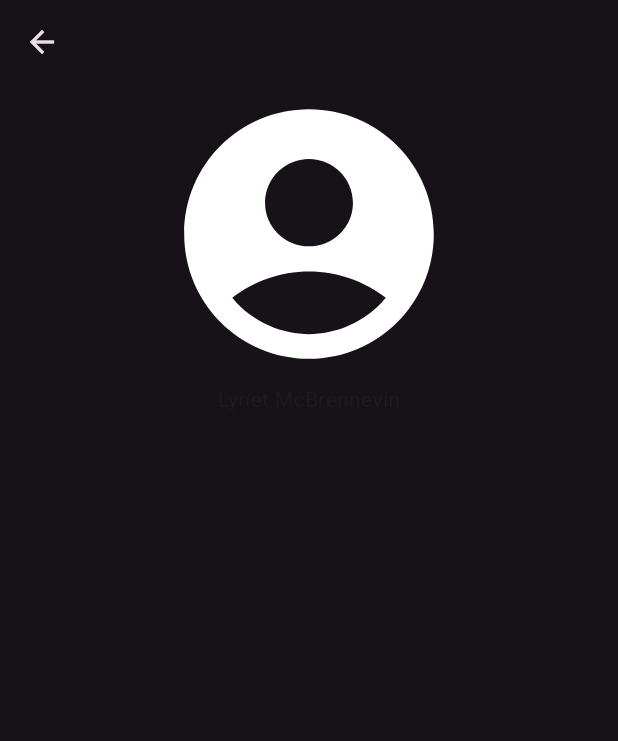
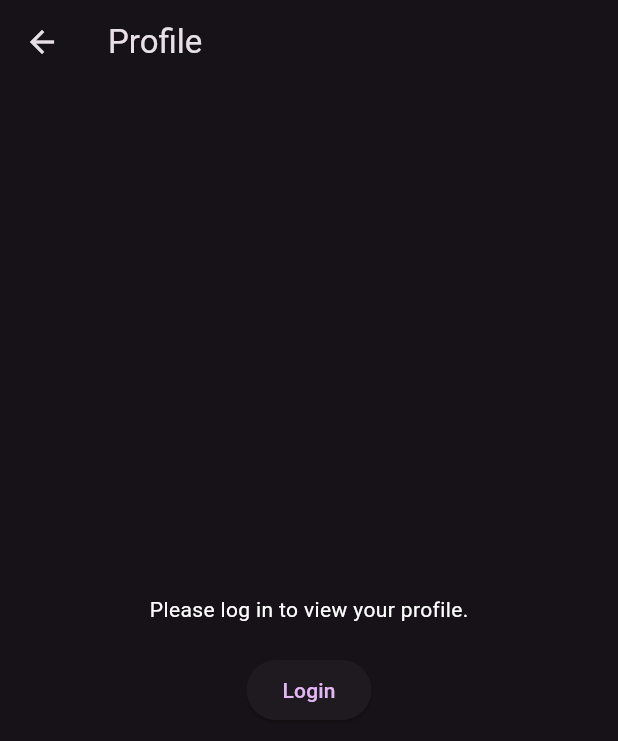
Before and after one commit to matsbak/idata2503-project-g04, a Flutter app: the ProfilePage screen opened directly, on a phone screen of 412 x 824 dp. Shown: the top 741 px of the screen. Run offline on Flutter 3.47's test engine with Material 3 defaults, Android fonts, the phone set to English and light mode, and no system bars; our stand-ins replace flutter_riverpod, google_fonts; network calls fail.

Commit message:
Changed the profilepage, added some loginform logic that needs to be worked on

```diff
--- /dev/null
+++ b/lib/providers/authentication_provider.dart
@@ -0,0 +1,17 @@
+import 'package:flutter_riverpod/flutter_riverpod.dart';
+
+class AuthenticationProvider extends StateNotifier<bool> {
+  AuthenticationProvider() : super(false);
+
+  void login() {
+    state = true;
+  }
+
+  void logout() {
+    state = false;
+  }
+}
+
+final authProvider = StateNotifierProvider<AuthenticationProvider, bool>((ref) {
+  return AuthenticationProvider();
+});
--- a/lib/screens/profilepage.dart
+++ b/lib/screens/profilepage.dart
@@ -1,23 +1,77 @@
 import 'package:flutter/material.dart';
+import 'package:flutter_riverpod/flutter_riverpod.dart';
+import 'package:project/forms/login_form.dart';
+import 'package:project/providers/authentication_provider.dart';
+import 'package:project/forms/login_form.dart';
 
-class ProfilePage extends StatelessWidget {
-  const ProfilePage({super.key});
+class ProfilePage extends ConsumerStatefulWidget {
+  @override
+  _ProfilePageState createState() => _ProfilePageState();
+}
+
+class _ProfilePageState extends ConsumerState<ProfilePage> {
+  bool _showLoginForm = false;
+
+  void _toggleLoginForm() {
+    setState(() {
+      _showLoginForm = !_showLoginForm;
+    });
+  }
 
   @override
   Widget build(BuildContext context) {
+    final isLoggedIn = ref.watch(authProvider);
+
     return Scaffold(
-      appBar: AppBar(),
-      body: const Center(
-        child: Column(
-          children: [
-            Icon(
-              Icons.account_circle,
-              size: 200,
-            ),
-            Text('Lynet McBrennevin')
-          ],
-        ),
+      appBar: AppBar(
+        title: Text('Profile'),
+      ),
+      body: Center(
+        child: isLoggedIn
+            ? _buildLoggedInContent(context, ref)
+            : _showLoginForm
+                ? LoginForm(onLoginSuccess: () {
+                    ref.read(authProvider.notifier).logout();
+                    _toggleLoginForm();
+                  })
+                : _buildLoggedOutContent(context, ref),
       ),
     );
   }
+
+  Widget _buildLoggedInContent(BuildContext context, WidgetRef ref) {
+    return Column(
+      mainAxisAlignment: MainAxisAlignment.center,
+      children: [
+        const Text(
+          'Welcome, User!',
+          style: TextStyle(color: Colors.white),
+        ),
+        const SizedBox(height: 20),
+        ElevatedButton(
+          onPressed: () {
+            ref.read(authProvider.notifier).logout();
+          },
+          child: Text('Logout'),
+        ),
+      ],
+    );
+  }
+
+  Widget _buildLoggedOutContent(BuildContext context, WidgetRef ref) {
+    return Column(
+      mainAxisAlignment: MainAxisAlignment.center,
+      children: [
+        const Text(
+          'Please log in to view your profile.',
+          style: TextStyle(color: Colors.white),
+        ),
+        const SizedBox(height: 20),
+        ElevatedButton(
+          onPressed: _toggleLoginForm,
+          child: const Text('Login'),
+        ),
+      ],
+    );
+  }
 }
--- a/lib/screens/tabs.dart
+++ b/lib/screens/tabs.dart
@@ -44,7 +44,7 @@ class _TabsScreenState extends State<TabsScreen> {
     } else if (_selectedPageIndex == 3) {
       activePage = const ListsScreen();
     } else if (_selectedPageIndex == 4) {
-      activePage = const ProfilePage(); // Profile page when selected
+      activePage = ProfilePage(); // Profile page when selected
     }
 
     return Scaffold(
```
Also changed, not shown: lib/forms/login_form.dart (added, +69 -0 lines).
